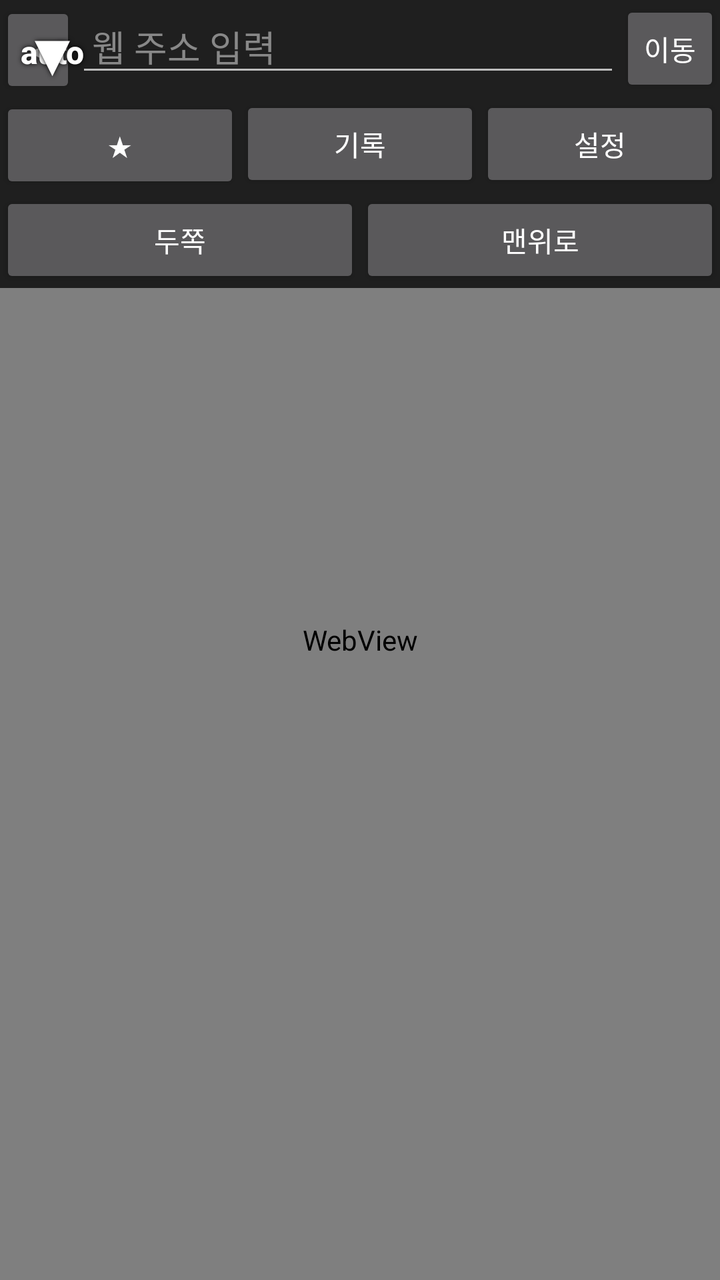
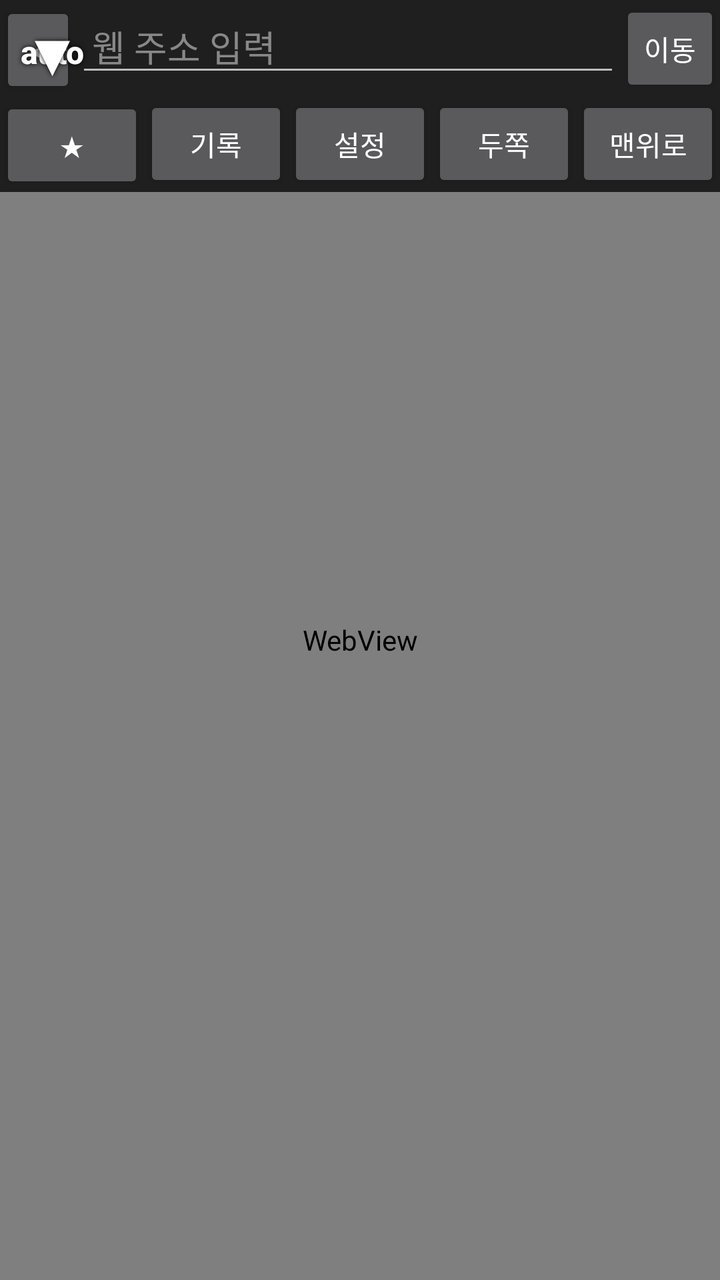

Compare the two renders of this Android layout. The source of the first and the diff that turns it into the second are given below.
<!-- AndroidManifest.xml: application theme android:Theme.Material.NoActionBar -->
<!-- res/layout/activity_main.xml -->
<?xml version="1.0" encoding="utf-8"?>
<FrameLayout xmlns:android="http://schemas.android.com/apk/res/android"
    android:id="@+id/root"
    android:layout_width="match_parent" android:layout_height="match_parent" android:background="#111111">

    <WebView android:id="@+id/web" android:layout_width="match_parent" android:layout_height="match_parent"
        android:scrollbars="none" />

    
    <LinearLayout android:id="@+id/topBar" android:layout_width="match_parent"
        android:layout_height="wrap_content" android:orientation="vertical"
        android:layout_gravity="top" android:background="#DD111111">
        
        <LinearLayout android:layout_width="match_parent" android:layout_height="wrap_content"
            android:orientation="horizontal">
            <Button android:id="@+id/backBtn" android:layout_width="wrap_content"
                android:layout_height="wrap_content" android:minWidth="0dp" android:text="◀" />
            <EditText android:id="@+id/urlInput" android:layout_width="0dp" android:layout_weight="1"
                android:layout_height="wrap_content" android:hint="웹 주소 입력" android:inputType="textUri"
                android:imeOptions="actionGo" android:singleLine="true" android:textColor="#FFFFFF"
                android:textColorHint="#888888" android:paddingStart="8dp" android:paddingEnd="8dp" />
            <Button android:id="@+id/goBtn" android:layout_width="wrap_content"
                android:layout_height="wrap_content" android:minWidth="0dp" android:text="이동" />
        </LinearLayout>
        <LinearLayout android:layout_width="match_parent" android:layout_height="wrap_content"
            android:orientation="horizontal">
            <Button android:id="@+id/bookmarkBtn" android:layout_width="0dp" android:layout_weight="1"
                android:layout_height="wrap_content" android:text="★" />
            <Button android:id="@+id/historyBtn" android:layout_width="0dp" android:layout_weight="1"
                android:layout_height="wrap_content" android:text="기록" />
            <Button android:id="@+id/settingsBtn" android:layout_width="0dp" android:layout_weight="1"
                android:layout_height="wrap_content" android:text="설정" />
        </LinearLayout>
        <LinearLayout android:layout_width="match_parent" android:layout_height="wrap_content"
            android:orientation="horizontal">
            <Button android:id="@+id/twoBtn" android:layout_width="0dp" android:layout_weight="1"
                android:layout_height="wrap_content" android:text="두쪽" />
                android:layout_height="wrap_content" android:text="자동" />
            <Button android:id="@+id/topBtn" android:layout_width="0dp" android:layout_weight="1"
                android:layout_height="wrap_content" android:text="맨위로" />
        </LinearLayout>
    </LinearLayout>

    <Button android:id="@+id/nextBtn" android:layout_width="wrap_content" android:layout_height="wrap_content"
        android:layout_gravity="bottom|center_horizontal" android:layout_marginBottom="24dp"
        android:text="다음화 ▶" android:visibility="gone" />

    
    <FrameLayout android:id="@+id/btnLayer" android:layout_width="match_parent" android:layout_height="match_parent"
        android:clipChildren="false">
        
        <Button android:id="@+id/autoBtn" android:layout_width="52dp" android:layout_height="52dp"
            android:background="@android:color/transparent" android:text="auto" android:textSize="16sp"
            android:textAllCaps="false" android:textStyle="bold"
            android:textColor="#FFFFFFFF" android:shadowColor="#FF000000" android:shadowRadius="6"
            android:shadowDx="0" android:shadowDy="0" android:stateListAnimator="@null" />
        <Button android:id="@+id/downBtn" android:layout_width="52dp" android:layout_height="52dp"
            android:background="@android:color/transparent" android:text="▼" android:textSize="30sp"
            android:textColor="#FFFFFFFF" android:shadowColor="#FF000000" android:shadowRadius="6"
            android:shadowDx="0" android:shadowDy="0" android:stateListAnimator="@null" />
    </FrameLayout>

    <FrameLayout android:id="@+id/scrollTrack" android:layout_width="32dp" android:layout_height="match_parent"
        android:layout_gravity="end" android:layout_marginTop="110dp" android:layout_marginBottom="16dp">
        <View android:id="@+id/scrollThumb" android:layout_width="3dp" android:layout_height="16dp"
            android:layout_gravity="end" android:layout_marginEnd="6dp" android:visibility="gone" />
    </FrameLayout>
</FrameLayout>
<!-- resources referenced by this layout -->
<resources>

</resources>

<!-- the commit's change to res/layout/activity_main.xml (unified diff, before → after) -->
@@ -30,12 +30,8 @@
                 android:layout_height="wrap_content" android:text="기록" />
             <Button android:id="@+id/settingsBtn" android:layout_width="0dp" android:layout_weight="1"
                 android:layout_height="wrap_content" android:text="설정" />
-        </LinearLayout>
-        <LinearLayout android:layout_width="match_parent" android:layout_height="wrap_content"
-            android:orientation="horizontal">
             <Button android:id="@+id/twoBtn" android:layout_width="0dp" android:layout_weight="1"
                 android:layout_height="wrap_content" android:text="두쪽" />
-                android:layout_height="wrap_content" android:text="자동" />
             <Button android:id="@+id/topBtn" android:layout_width="0dp" android:layout_weight="1"
                 android:layout_height="wrap_content" android:text="맨위로" />
         </LinearLayout>
@@ -62,7 +58,7 @@
 
     <FrameLayout android:id="@+id/scrollTrack" android:layout_width="32dp" android:layout_height="match_parent"
         android:layout_gravity="end" android:layout_marginTop="110dp" android:layout_marginBottom="16dp">
-        <View android:id="@+id/scrollThumb" android:layout_width="3dp" android:layout_height="16dp"
+        <View android:id="@+id/scrollThumb" android:layout_width="6dp" android:layout_height="32dp"
             android:layout_gravity="end" android:layout_marginEnd="6dp" android:visibility="gone" />
     </FrameLayout>
 </FrameLayout>
